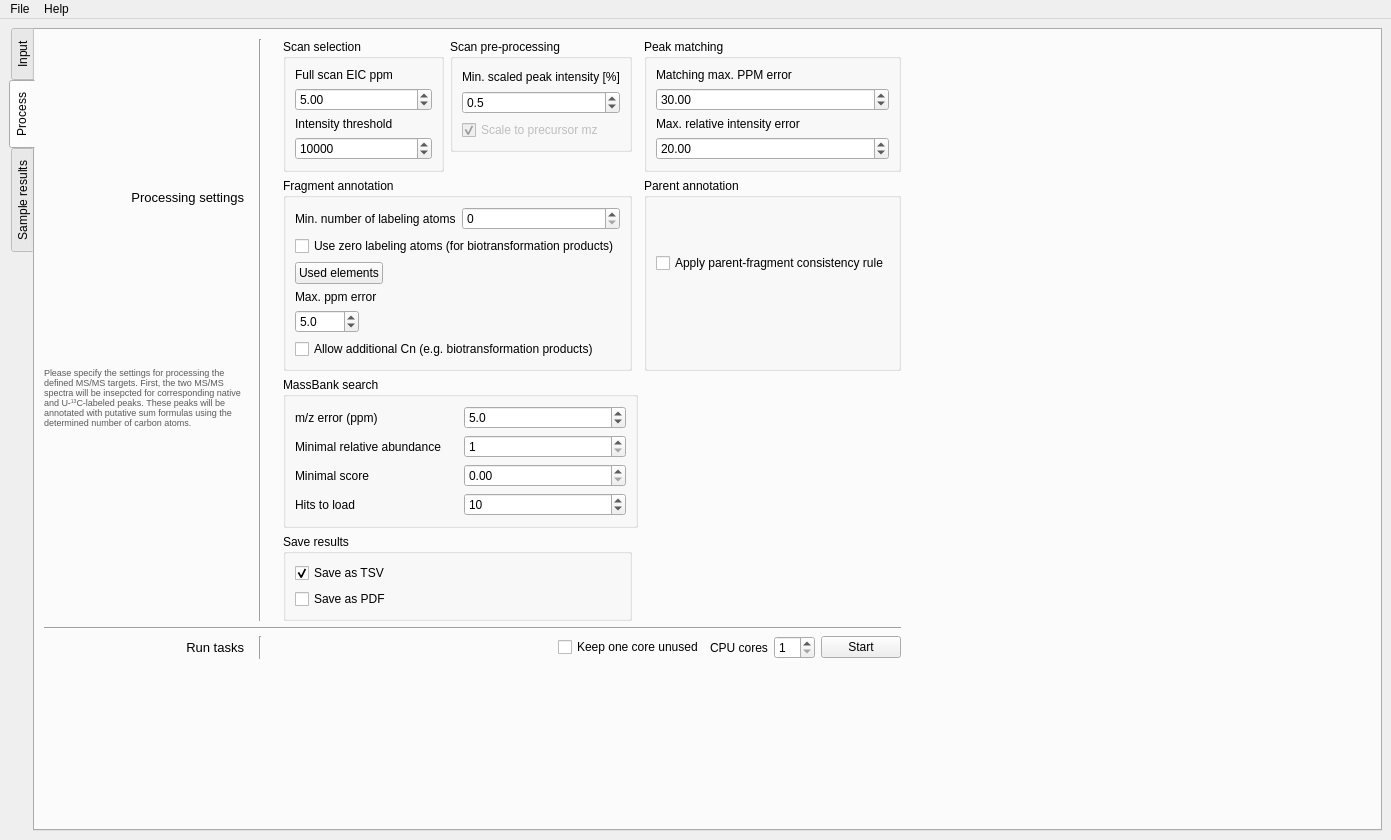
This is mePyGuis/guis/FE_mainWindow.ui in chrboku/MetExtract-II as Qt 5 draws it before an edit. The edited form follows.
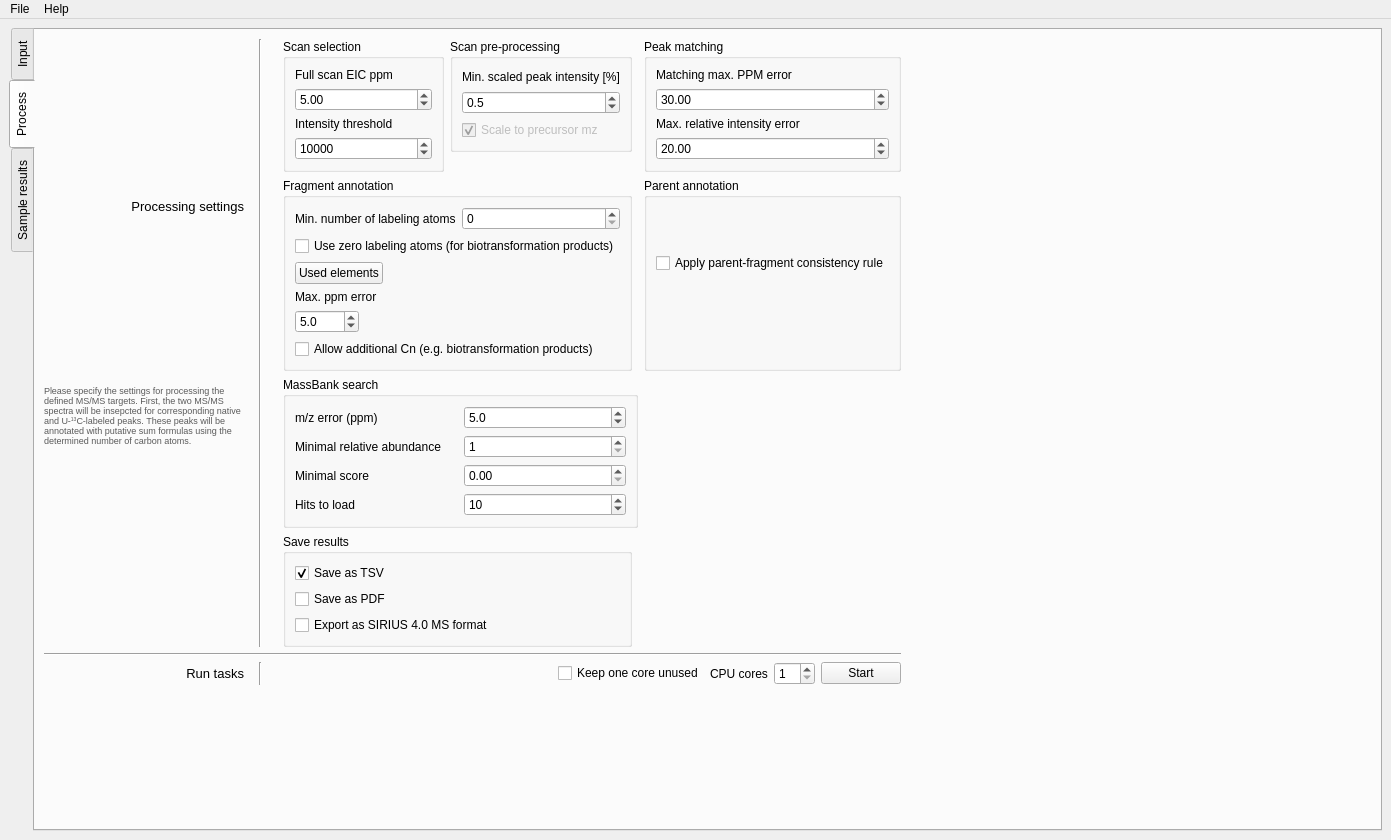
This is the edited form.

Patch:
```diff
--- a/mePyGuis/guis/FE_mainWindow.ui
+++ b/mePyGuis/guis/FE_mainWindow.ui
@@ -789,6 +789,13 @@
                  </property>
                 </widget>
                </item>
+               <item row="2" column="0">
+                <widget class="QCheckBox" name="exportAsSiriuscheckBox">
+                 <property name="text">
+                  <string>Export as SIRIUS 4.0 MS format</string>
+                 </property>
+                </widget>
+               </item>
               </layout>
              </widget>
             </item>
```
Left out of the diff: 2 changed lines with no effect on the pictures.
